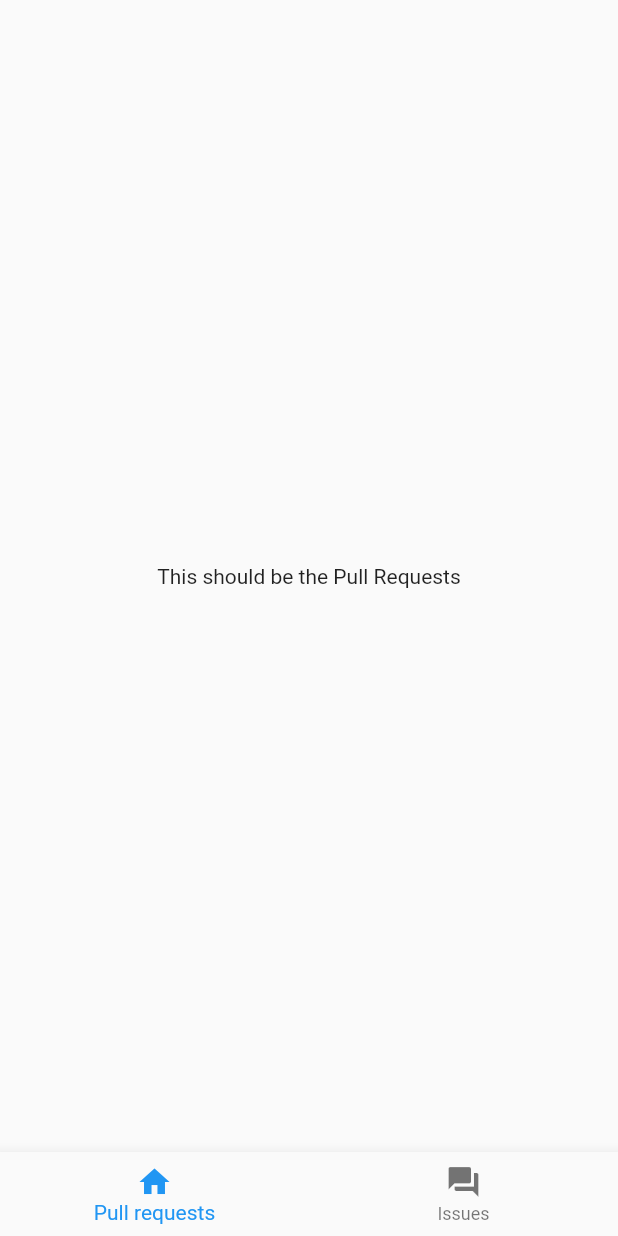
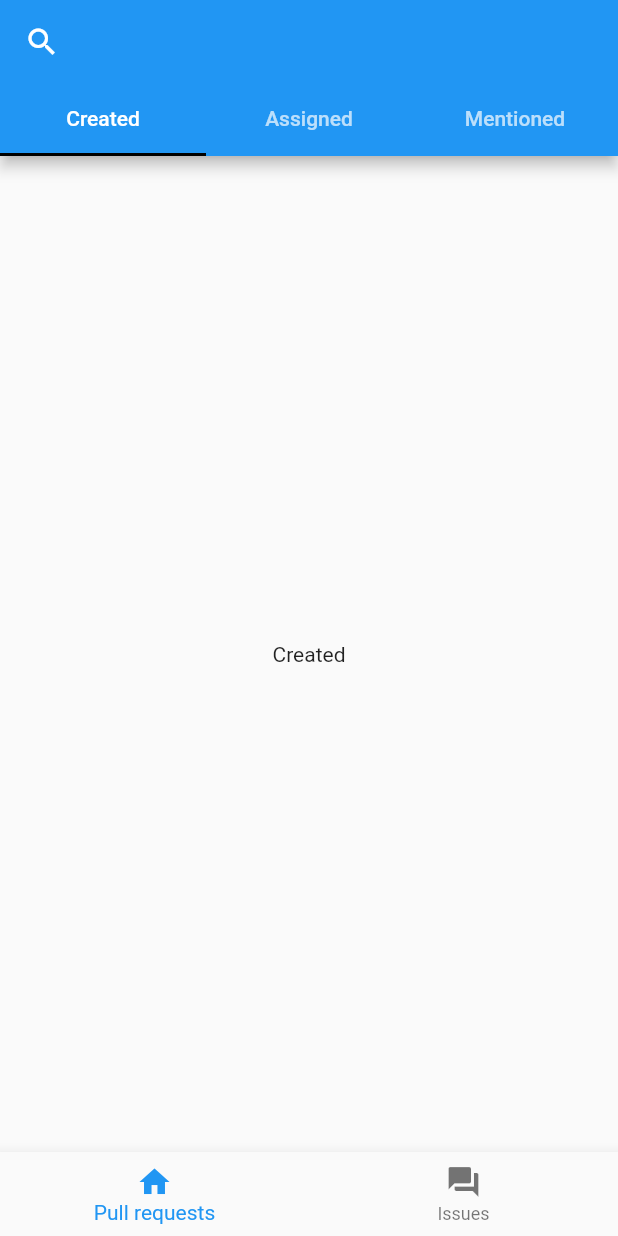
Before and after one commit to jxltom/contrihub, a Flutter app: the screen it shows after launch, on a phone screen of 412 x 824 dp. Run offline on Flutter 3.47's test engine with Material 2 defaults, Android fonts, the phone set to English and light mode, and no system bars.

Commit message:
Add pull request view

```diff
--- a/lib/homepage.dart
+++ b/lib/homepage.dart
@@ -1,4 +1,5 @@
 import 'package:flutter/material.dart';
+import 'package:contrihub/pull_request.dart';
 
 final _navigationItems = <BottomNavigationBarItem>[
   BottomNavigationBarItem(icon: Icon(Icons.home), title: Text('Pull requests')),
@@ -6,7 +7,7 @@ final _navigationItems = <BottomNavigationBarItem>[
 ];
 
 final _navigationWidgets = [
-  Text('This should be the Pull Requests'),
+  PullRequest(),
   Text('This should be the Issues'),
 ];
 
--- /dev/null
+++ b/lib/pull_request.dart
@@ -0,0 +1,36 @@
+import 'package:flutter/material.dart';
+
+final _pullRequestTypes = [
+  Text('Created'),
+  Text('Assigned'),
+  Text('Mentioned')
+];
+
+class PullRequest extends StatelessWidget {
+  @override
+  Widget build(BuildContext context) {
+    return DefaultTabController(
+      length: _pullRequestTypes.length,
+      child: Scaffold(
+        appBar: AppBar(
+          leading: Icon(Icons.search),
+          bottom: TabBar(
+            indicatorColor: Colors.black,
+            tabs: _pullRequestTypes.map((Text pullRequestType) {
+              return Tab(
+                text: pullRequestType.data,
+              );
+            }).toList(),
+          ),
+        ),
+        body: TabBarView(
+          children: _pullRequestTypes.map((Text pullRequestType) {
+            return Center(
+              child: pullRequestType,
+            );
+          }).toList(),
+        ),
+      ),
+    );
+  }
+}
```
